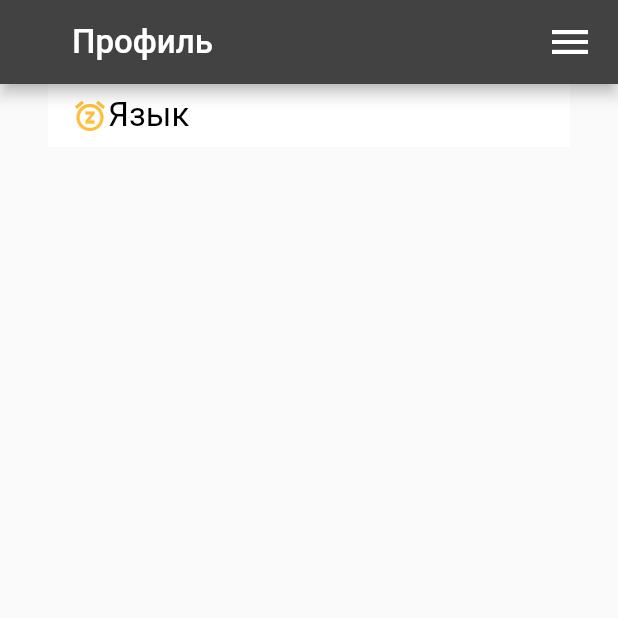
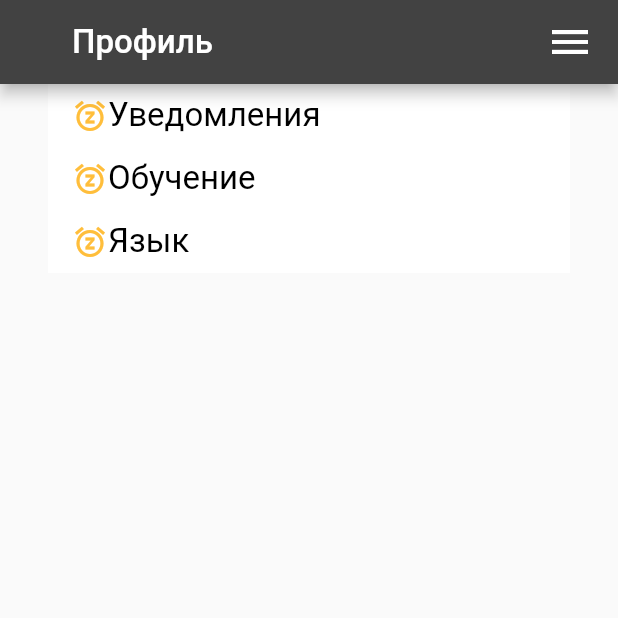
Before and after one commit to ZhdankovAlex/CheckBox, a Flutter app: the screen it shows after launch, on a phone screen of 412 x 824 dp, the top half of it. Run offline on Flutter 3.47's test engine with Material 2 defaults, Android fonts, the phone set to English and light mode, and no system bars.

Commit message:
notifications, learning, language and header translating successfully

```diff
--- a/lib/learning.dart
+++ b/lib/learning.dart
@@ -1,4 +1,5 @@
 import 'package:flutter/material.dart';
+import 'state_container.dart';
 
 class Learning extends StatefulWidget{
 
@@ -7,9 +8,37 @@ class Learning extends StatefulWidget{
 }
 
 class _Learning extends State<Learning>{
+  String learning = "Обучение";
+  IconData shevron = IconData(
+      0xe5cc, fontFamily: 'MaterialIcons', matchTextDirection: true);
 
   @override
   Widget build(BuildContext context){
+    final container = StateContainer.of(context);
+    if(container.our_language != null){
+      if(container.our_language.language == "Язык") {
+        learning = "Обучение";
+      }
+      else{
+        learning = "Learning";
+      }
+    }
+    else{
+      learning = "Обучение";
+    }
 
+    return Container(
+        decoration:
+        BoxDecoration(color: Colors.white,),
+        padding: const EdgeInsets.symmetric(horizontal: 16, vertical: 8),
+        child:
+        Row(
+            children: <Widget>[
+              Icon(shevron, color: const Color(0xffffbe3b)),
+              Text(learning,
+                style: TextStyle(color: Colors.black, fontSize: 22),),
+            ]
+        )
+    );
   }
 }
--- a/lib/main.dart
+++ b/lib/main.dart
@@ -2,7 +2,8 @@ import 'package:flutter/cupertino.dart';
 import 'package:flutter/material.dart';
 import 'dropdown.dart';
 import 'state_container.dart';
-import 'language.dart';
+import 'notifications.dart';
+import 'learning.dart';
 
 void main(){
   runApp(StateContainer(child: new MyApp(),));
@@ -51,7 +52,8 @@ class MyApp extends StatelessWidget{
             padding: const EdgeInsets.only(top: 0, left: 32.0, right: 32.0),
             child: Column(
               children: <Widget>[
-                //Notifications(),
+                Notifications(),
+                Learning(),
                 CustomDropdown(),
               ],
             ),
--- a/lib/notifications.dart
+++ b/lib/notifications.dart
@@ -1,4 +1,5 @@
 import 'package:flutter/material.dart';
+import 'state_container.dart';
 
 class Notifications extends StatefulWidget{
 
@@ -7,9 +8,38 @@ class Notifications extends StatefulWidget{
 }
 
 class _Notifications extends State<Notifications>{
+  String notifications = "Уведомления";
+  IconData shevron = IconData(
+      0xe5cc, fontFamily: 'MaterialIcons', matchTextDirection: true);
 
   @override
   Widget build(BuildContext context){
 
+    final container = StateContainer.of(context);
+    if(container.our_language != null){
+      if(container.our_language.language == "Язык") {
+        notifications = "Уведомления";
+      }
+      else{
+        notifications = "Notifications";
+      }
+    }
+    else{
+      notifications = "Уведомления";
+    }
+
+    return Container(
+            decoration:
+            BoxDecoration(color: Colors.white,),
+            padding: const EdgeInsets.symmetric(horizontal: 16, vertical: 8),
+            child:
+            Row(
+                children: <Widget>[
+                  Icon(shevron, color: const Color(0xffffbe3b)),
+                  Text(notifications,
+                    style: TextStyle(color: Colors.black, fontSize: 22),),
+                ]
+            )
+    );
   }
 }
```
